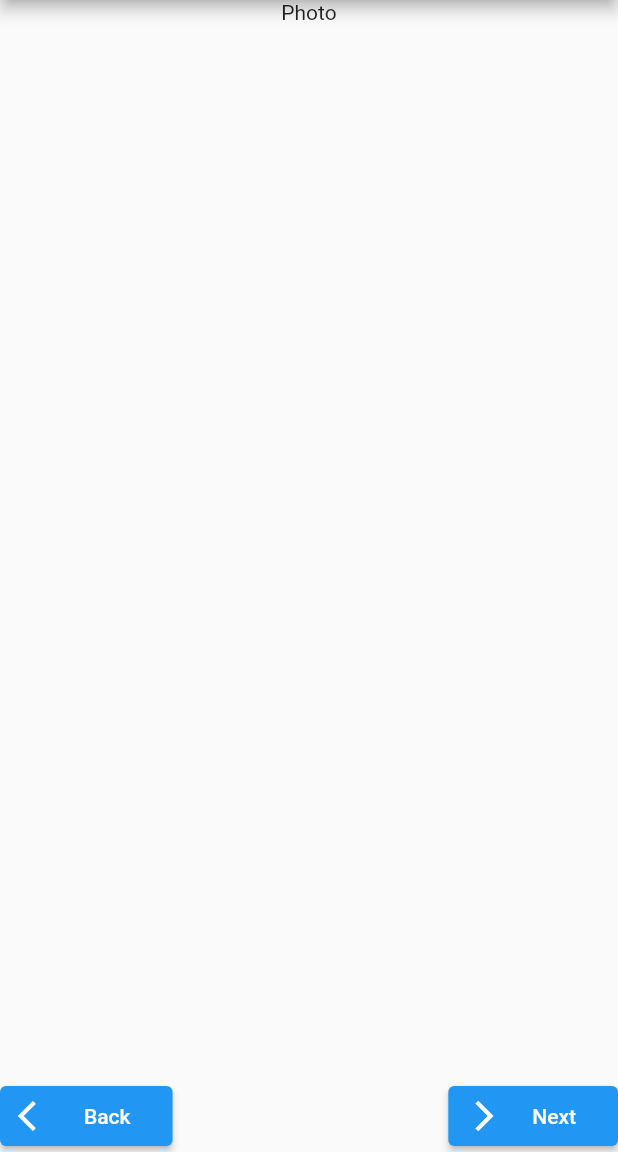
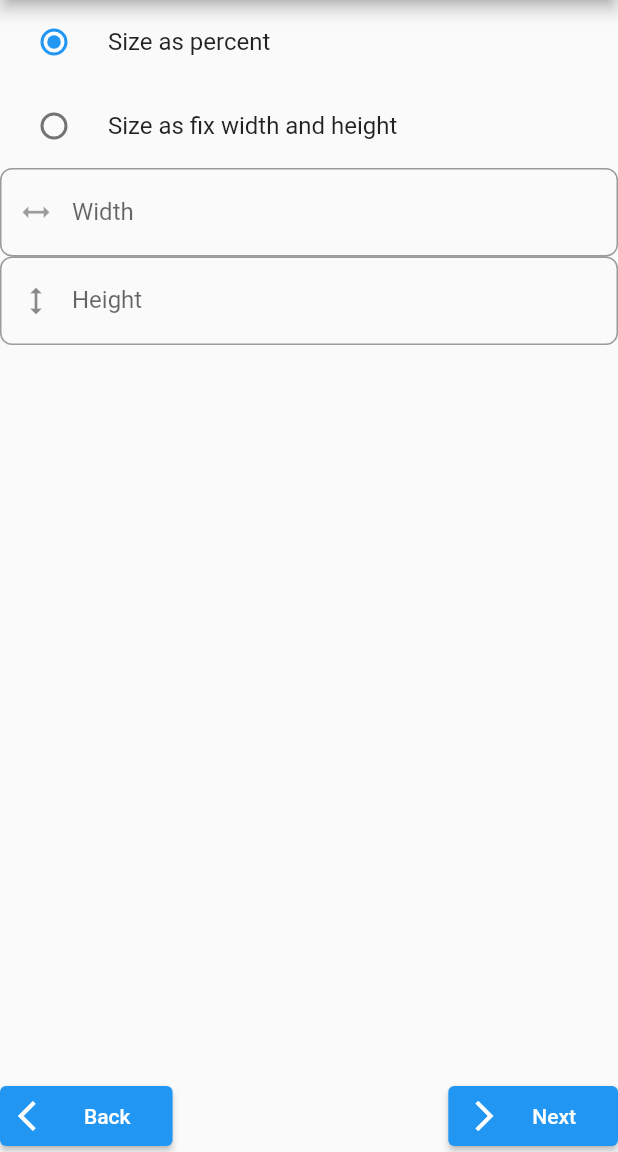
Before and after one commit to taworn-ta7/apps.thumbnails-creator, a Flutter app: the PhotoPage screen opened by its route, after a tap on "Add File(s)...", after a tap on "Next", on a phone screen of 412 x 824 dp, the part 84-1236 px from its top. Run offline on Flutter 3.47's test engine with Material 2 defaults, Android fonts, the light colour scheme and no system bars; our stand-ins replace file_picker, page_transition.

Commit message:
- add widgets

```diff
--- a/thumbnails_creator/lib/i18n/strings.i18n.json
+++ b/thumbnails_creator/lib/i18n/strings.i18n.json
@@ -68,10 +68,20 @@
         "addFiles": "Add File(s)..."
     },
     "locationPage": {
-        "title": "Path and File"
+        "title": "Directory and File",
+        "directory": "Directory",
+        "dirAsSame": "Same as source images",
+        "dirAsFix": "Select directory...",
+        "file": "File",
+        "fileOutput": "File pattern",
+        "fileHint": "%F - Filename without extension\n%N - Number of trying, start from 1"
     },
     "photoPage": {
-        "title": "Photo Settings"
+        "title": "Photo Settings",
+        "sizeAsPercent": "Size as percent",
+        "sizeAsFix": "Size as fix width and height",
+        "width": "Width",
+        "height": "Height"
     },
     "progressPage": {
         "title": "Progress"
--- a/thumbnails_creator/lib/pages/location.dart
+++ b/thumbnails_creator/lib/pages/location.dart
@@ -6,6 +6,7 @@ import '../services/app_share.dart';
 import '../services/localization.dart';
 import '../ui/custom_app_bar.dart';
 import '../ui/custom_bottom_bar.dart';
+import '../styles.dart';
 import '../pages.dart';
 
 /// LocationPage class.
@@ -21,12 +22,22 @@ class _LocationState extends State<LocationPage> {
   static final log = Logger('LocationPage');
   static final appShare = AppShare.instance();
 
+  static const defaultFileOutput = '%F_thumb%N';
+
+  // directory
+  bool _asDir = false; // false = same as source, true = choose directory
+  String? _dir;
+
+  // file
+  late TextEditingController _fileEdit;
+
   // initial timer handler
   late Timer _initTimer;
 
   @override
   void initState() {
     super.initState();
+    _fileEdit = TextEditingController(text: defaultFileOutput);
     _initTimer = Timer(const Duration(), _handleInit);
     log.fine("$this initState()");
   }
@@ -35,6 +46,7 @@ class _LocationState extends State<LocationPage> {
   void dispose() {
     log.fine("$this dispose()");
     _initTimer.cancel();
+    _fileEdit.dispose();
     super.dispose();
   }
 
@@ -60,10 +72,67 @@ class _LocationState extends State<LocationPage> {
         crossAxisAlignment: CrossAxisAlignment.stretch,
         children: [
           // widgets
-          const Expanded(
+          Expanded(
             child: SingleChildScrollView(
-              child: Center(
-                child: Text("Location"),
+              child: Column(
+                mainAxisAlignment: MainAxisAlignment.start,
+                crossAxisAlignment: CrossAxisAlignment.stretch,
+                children: [
+                  // directory
+                  ListTile(
+                    title: Text(tr.directory),
+                  ),
+                  RadioListTile<bool>(
+                    title: Text(tr.dirAsSame),
+                    value: false,
+                    groupValue: _asDir,
+                    onChanged: (bool? value) {
+                      setState(() {
+                        _asDir = value ?? false;
+                      });
+                    },
+                  ),
+                  RadioListTile<bool>(
+                    title: Text(tr.dirAsFix),
+                    subtitle: const Text('<directory>'),
+                    value: true,
+                    groupValue: _asDir,
+                    secondary: IconButton(
+                      icon: const Icon(Icons.more_horiz),
+                      onPressed: () {},
+                    ),
+                    onChanged: (bool? value) {
+                      setState(() {
+                        _asDir = value ?? false;
+                      });
+                    },
+                  ),
+
+                  // file
+                  ListTile(
+                    title: Text(tr.file),
+                  ),
+                  TextFormField(
+                    decoration: InputDecoration(
+                      border: Styles.inputBorder(),
+                      floatingLabelBehavior: FloatingLabelBehavior.never,
+                      counterText: '',
+                      labelText: tr.fileOutput,
+                      prefixIcon: const Icon(Icons.edit_note),
+                      suffixIcon: GestureDetector(
+                        child: const Icon(Icons.textsms),
+                        onTap: () => setState(() {
+                          _fileEdit.text = defaultFileOutput;
+                        }),
+                      ),
+                    ),
+                    keyboardType: TextInputType.text,
+                    validator: (value) {
+                      return value;
+                    },
+                    controller: _fileEdit,
+                  ),
+                ],
               ),
             ),
           ),
--- a/thumbnails_creator/lib/pages/photo.dart
+++ b/thumbnails_creator/lib/pages/photo.dart
@@ -1,4 +1,5 @@
 import 'dart:async';
+import 'dart:math';
 import 'package:logging/logging.dart';
 import 'package:flutter/material.dart';
 import '../i18n/strings.g.dart';
@@ -6,6 +7,7 @@ import '../services/app_share.dart';
 import '../services/localization.dart';
 import '../ui/custom_app_bar.dart';
 import '../ui/custom_bottom_bar.dart';
+import '../styles.dart';
 import '../pages.dart';
 
 /// PhotoPage class.
@@ -21,12 +23,21 @@ class _PhotoState extends State<PhotoPage> {
   static final log = Logger('PhotoPage');
   static final appShare = AppShare.instance();
 
+  // photo
+  bool _asSize = false; // false = %, true = fix width/height
+
+  // file
+  late TextEditingController _widthEdit;
+  late TextEditingController _heightEdit;
+
   // initial timer handler
   late Timer _initTimer;
 
   @override
   void initState() {
     super.initState();
+    _widthEdit = TextEditingController();
+    _heightEdit = TextEditingController();
     _initTimer = Timer(const Duration(), _handleInit);
     log.fine("$this initState()");
   }
@@ -35,6 +46,8 @@ class _PhotoState extends State<PhotoPage> {
   void dispose() {
     log.fine("$this dispose()");
     _initTimer.cancel();
+    _heightEdit.dispose();
+    _widthEdit.dispose();
     super.dispose();
   }
 
@@ -60,10 +73,78 @@ class _PhotoState extends State<PhotoPage> {
         crossAxisAlignment: CrossAxisAlignment.stretch,
         children: [
           // widgets
-          const Expanded(
+          Expanded(
             child: SingleChildScrollView(
-              child: Center(
-                child: Text("Photo"),
+              child: Column(
+                mainAxisAlignment: MainAxisAlignment.start,
+                crossAxisAlignment: CrossAxisAlignment.stretch,
+                children: [
+                  // size
+                  RadioListTile<bool>(
+                    title: Text(tr.sizeAsPercent),
+                    value: false,
+                    groupValue: _asSize,
+                    onChanged: (bool? value) {
+                      setState(() {
+                        _asSize = value ?? false;
+                      });
+                    },
+                  ),
+                  RadioListTile<bool>(
+                    title: Text(tr.sizeAsFix),
+                    value: true,
+                    groupValue: _asSize,
+                    onChanged: (bool? value) {
+                      setState(() {
+                        _asSize = value ?? false;
+                      });
+                    },
+                  ),
+
+                  // width
+                  TextFormField(
+                    decoration: InputDecoration(
+                      border: Styles.inputBorder(),
+                      floatingLabelBehavior: FloatingLabelBehavior.never,
+                      counterText: '',
+                      labelText: tr.width,
+                      prefixIcon: Transform.rotate(
+                        angle: 90 * pi / 180,
+                        child: const IconButton(
+                          icon: Icon(Icons.height),
+                          onPressed: null,
+                        ),
+                      ),
+                    ),
+                    keyboardType: const TextInputType.numberWithOptions(
+                      signed: false,
+                      decimal: false,
+                    ),
+                    validator: (value) {
+                      return value;
+                    },
+                    controller: _widthEdit,
+                  ),
+
+                  // height
+                  TextFormField(
+                    decoration: InputDecoration(
+                      border: Styles.inputBorder(),
+                      floatingLabelBehavior: FloatingLabelBehavior.never,
+                      counterText: '',
+                      labelText: tr.height,
+                      prefixIcon: const Icon(Icons.height),
+                    ),
+                    keyboardType: const TextInputType.numberWithOptions(
+                      signed: false,
+                      decimal: false,
+                    ),
+                    validator: (value) {
+                      return value;
+                    },
+                    controller: _widthEdit,
+                  ),
+                ],
               ),
             ),
           ),
```
Also changed, not shown: thumbnails_creator/lib/i18n/strings_th.i18n.json (+12 -2 lines), thumbnails_creator/lib/i18n/strings.g.dart.
